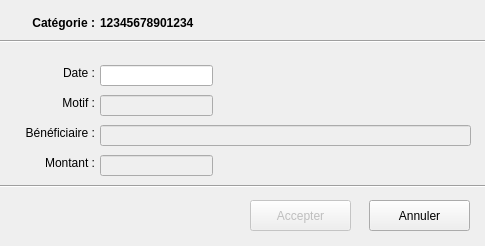
Qt form entreeunmouvementdlg.ui (jeannoeldot/jndqcbgrd-qt5) before a commit.
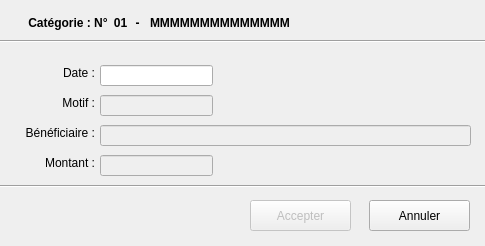
The same form after that commit.

Commit message: "Fin Ajout N° Catégories dans Dialog"

Patch:
```diff
--- a/entreeunmouvementdlg.ui
+++ b/entreeunmouvementdlg.ui
@@ -28,9 +28,9 @@
   <widget class="QLabel" name="labelNomCategorie">
    <property name="geometry">
     <rect>
-     <x>100</x>
+     <x>150</x>
      <y>15</y>
-     <width>186</width>
+     <width>181</width>
      <height>16</height>
     </rect>
    </property>
@@ -41,7 +41,7 @@
     </font>
    </property>
    <property name="text">
-    <string>12345678901234</string>
+    <string>MMMMMMMMMMMMMM</string>
    </property>
   </widget>
   <widget class="Line" name="line">
@@ -241,7 +241,7 @@
     <rect>
      <x>10</x>
      <y>15</y>
-     <width>85</width>
+     <width>101</width>
      <height>16</height>
     </rect>
    </property>
@@ -252,12 +252,56 @@
     </font>
    </property>
    <property name="text">
-    <string>Catégorie :</string>
+    <string>Catégorie : N° </string>
    </property>
    <property name="alignment">
     <set>Qt::AlignRight|Qt::AlignTrailing|Qt::AlignVCenter</set>
    </property>
   </widget>
+  <widget class="QLabel" name="labelNumeroCategorie">
+   <property name="geometry">
+    <rect>
+     <x>110</x>
+     <y>15</y>
+     <width>21</width>
+     <height>16</height>
+    </rect>
+   </property>
+   <property name="font">
+    <font>
+     <weight>75</weight>
+     <bold>true</bold>
+    </font>
+   </property>
+   <property name="text">
+    <string>01</string>
+   </property>
+   <property name="alignment">
+    <set>Qt::AlignCenter</set>
+   </property>
+  </widget>
+  <widget class="QLabel" name="label_6">
+   <property name="geometry">
+    <rect>
+     <x>130</x>
+     <y>15</y>
+     <width>15</width>
+     <height>16</height>
+    </rect>
+   </property>
+   <property name="font">
+    <font>
+     <weight>75</weight>
+     <bold>true</bold>
+    </font>
+   </property>
+   <property name="text">
+    <string>-</string>
+   </property>
+   <property name="alignment">
+    <set>Qt::AlignCenter</set>
+   </property>
+  </widget>
  </widget>
  <tabstops>
   <tabstop>lineEditDate</tabstop>
```
The commit also changes 8 other files.
